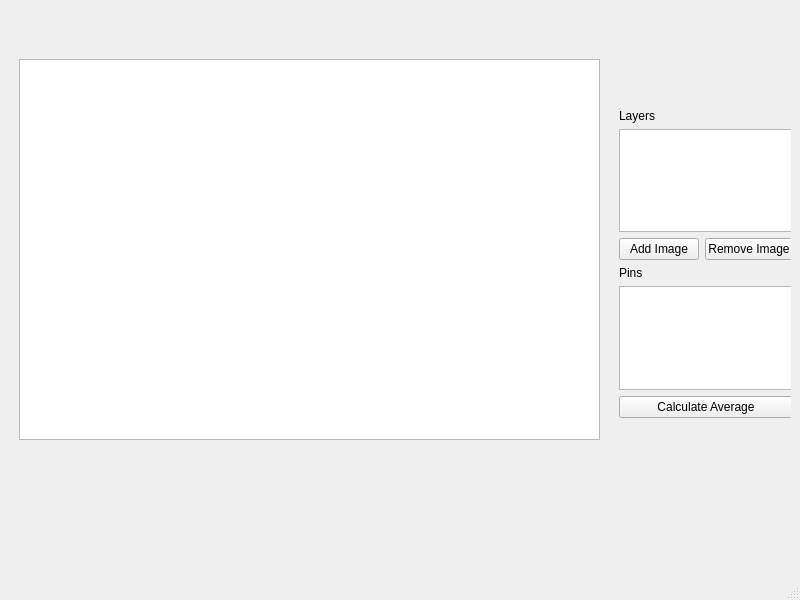
Old version of the form mainwindow.ui in the repository baris-hm/AveragePins.
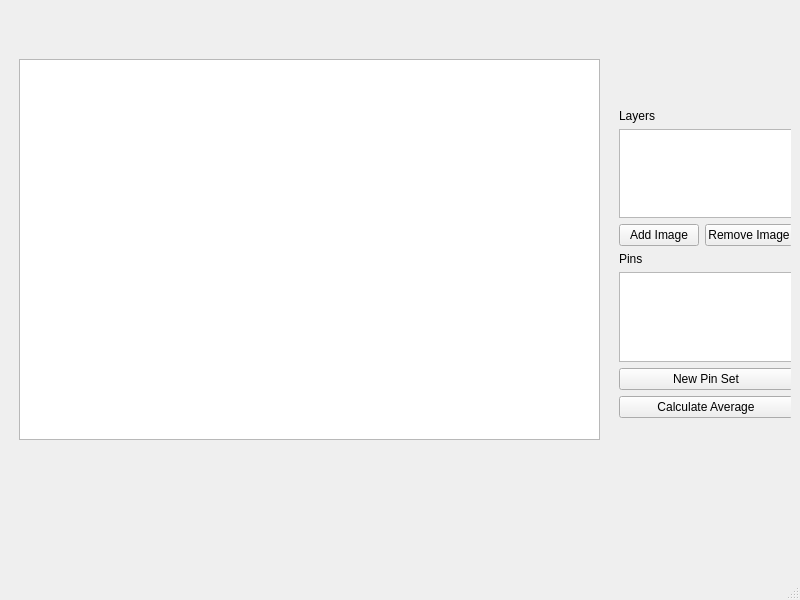
New version of the form. Custom widgets are drawn as their Qt base class.

Diff of the .ui file:
```diff
--- a/mainwindow.ui
+++ b/mainwindow.ui
@@ -75,7 +75,14 @@
            </widget>
           </item>
           <item>
-           <widget class="QListWidget" name="listWidget_2"/>
+           <widget class="QListWidget" name="pinSetListWidget"/>
+          </item>
+          <item>
+           <widget class="QPushButton" name="newPinSetButton">
+            <property name="text">
+             <string>New Pin Set</string>
+            </property>
+           </widget>
           </item>
           <item>
            <widget class="QPushButton" name="pushButton">
```
